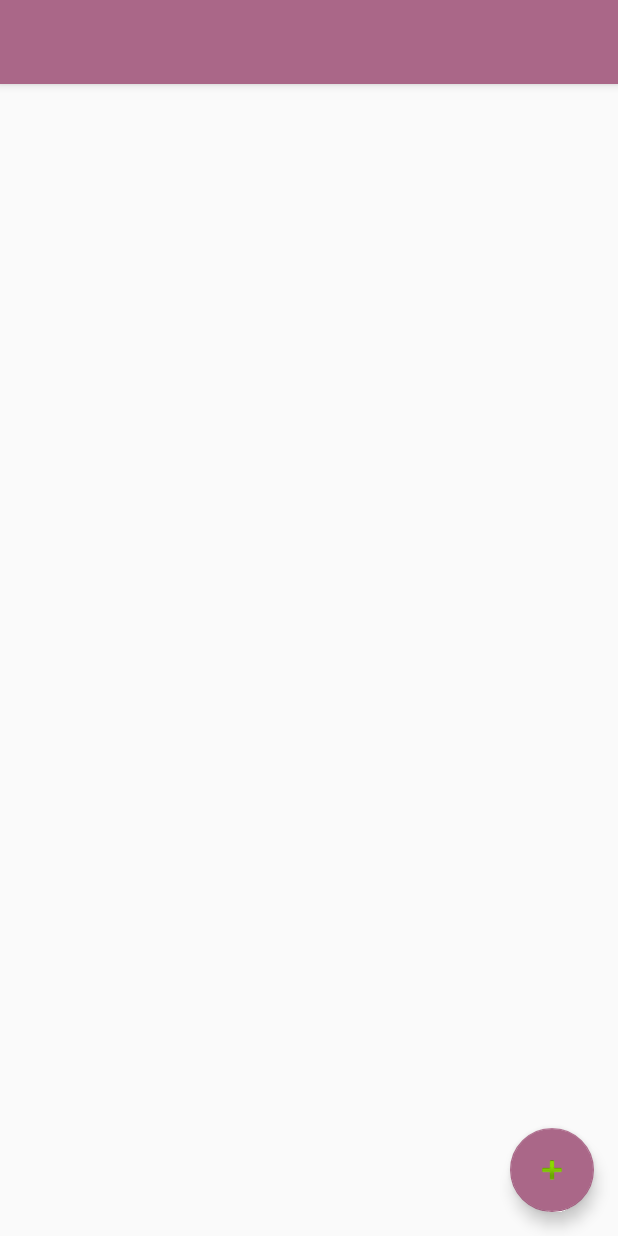
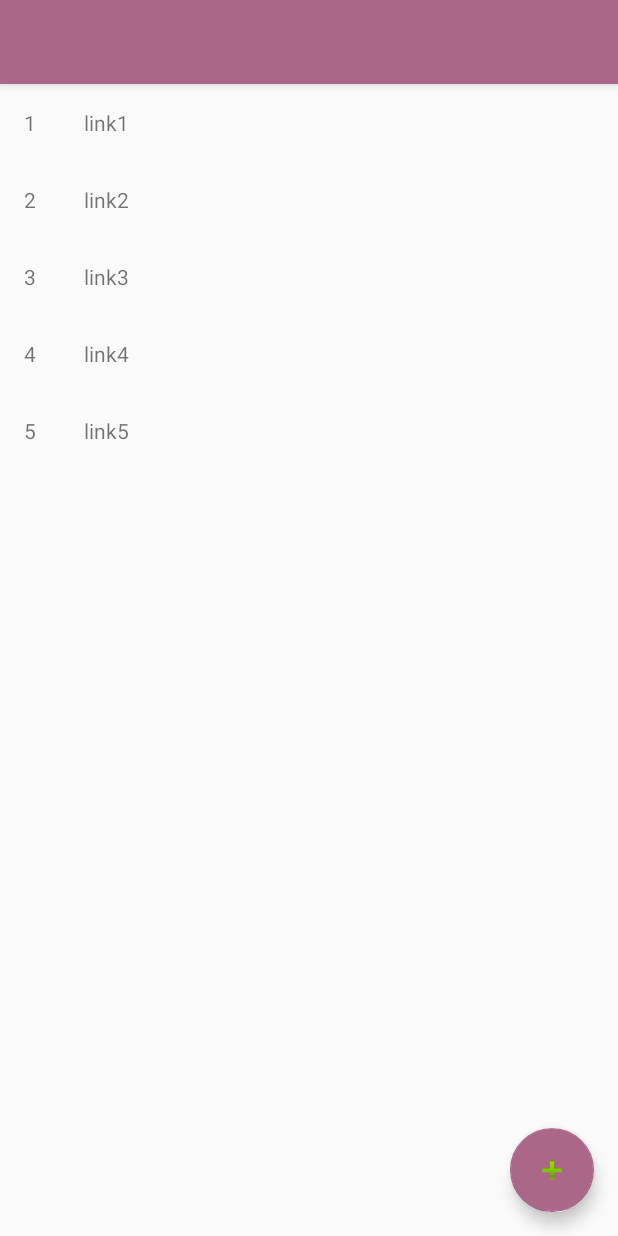
Before and after one commit to Rituzka/VILinks, an Android app: the screen it shows after launch (LinkListActivity), on a phone screen of 412 x 824 dp. Run offline under Robolectric (Android 15) with nearby library versions, the phone set to English and light mode, and no system bars.

Commit message:
bind data with recycler adapter

```diff
--- a/app/src/main/java/com/e/vilinks/LinkListActivity.kt
+++ b/app/src/main/java/com/e/vilinks/LinkListActivity.kt
@@ -12,11 +12,14 @@ import kotlinx.android.synthetic.main.activity_list_links.*
 
 class LinkListActivity : AppCompatActivity() {
 
+
+
     override fun onCreate(savedInstanceState: Bundle?) {
         super.onCreate(savedInstanceState)
         setContentView(R.layout.activity_list_links)
 
         list_recycler.layoutManager = LinearLayoutManager(this)
+        list_recycler.adapter = LinksAdapter()
 
 
         addLink.setOnClickListener { view ->
--- a/app/src/main/java/com/e/vilinks/LinksAdapter.kt
+++ b/app/src/main/java/com/e/vilinks/LinksAdapter.kt
@@ -1,26 +1,32 @@
 package com.e.vilinks
 
+import android.view.LayoutInflater
 import android.view.View
 import android.view.ViewGroup
 import androidx.recyclerview.widget.RecyclerView
+import kotlinx.android.synthetic.main.link_item_view_holder.view.*
 
-class LinksAdapter: RecyclerView.Adapter<LinksAdapter.LinkViewHolder>() {
+class LinksAdapter(): RecyclerView.Adapter<LinksAdapter.LinkViewHolder>() {
 
+    private val listLinks = listOf("link1", "link2", "link3", "link4", "link5")
 
     override fun onCreateViewHolder(parent: ViewGroup, viewType: Int): LinkViewHolder {
-        TODO("Not yet implemented")
+        val view = LayoutInflater.from(parent.context)
+            .inflate(R.layout.link_item_view_holder, parent, false)
+        return LinkViewHolder(view)
     }
 
-    override fun getItemCount(): Int {
-        TODO("Not yet implemented")
-    }
+    override fun getItemCount() = listLinks.size
 
     override fun onBindViewHolder(holder: LinkViewHolder, position: Int) {
-        TODO("Not yet implemented")
+        holder.linkPosition.text = (position + 1).toString()
+        holder.linkName.text = listLinks[position]
     }
 
 
     class LinkViewHolder(itemView: View):RecyclerView.ViewHolder(itemView) {
+        var linkPosition = itemView.itemNumber
+        var linkName = itemView.itemString
 
     }
 }
--- a/app/src/main/res/layout/activity_content_list_links.xml
+++ b/app/src/main/res/layout/activity_content_list_links.xml
@@ -4,7 +4,11 @@
     xmlns:app="http://schemas.android.com/apk/res-auto"
     xmlns:tools="http://schemas.android.com/tools"
     android:layout_width="match_parent"
-    android:layout_height="match_parent">
+    android:layout_height="match_parent"
+    app:layout_behavior="@string/appbar_scrolling_view_behavior"
+    tools:context=".LinkListActivity"
+    tools:showIn="@layout/activity_list_links"
+    >
 
     <androidx.recyclerview.widget.RecyclerView
         android:id="@+id/list_recycler"
--- /dev/null
+++ b/app/src/main/res/layout/link_item_view_holder.xml
@@ -0,0 +1,19 @@
+<?xml version="1.0" encoding="utf-8"?>
+<LinearLayout xmlns:android="http://schemas.android.com/apk/res/android"
+    android:layout_width="match_parent"
+    android:layout_height="wrap_content"
+    android:orientation="horizontal">
+
+    <TextView
+        android:id="@+id/itemNumber"
+        android:layout_width="wrap_content"
+        android:layout_height="wrap_content"
+        android:layout_margin="16dp" />
+
+    <TextView
+        android:id="@+id/itemString"
+        android:layout_width="0dp"
+        android:layout_height="wrap_content"
+        android:layout_margin="16dp"
+        android:layout_weight="1" />
+</LinearLayout>
```
